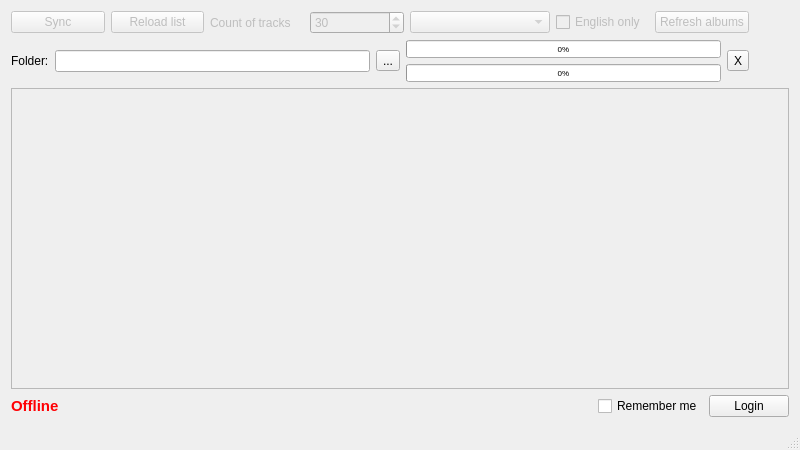
First picture: the form in src/mainwindow.ui, repository LeoSko/VKMusicSync, before the edit.
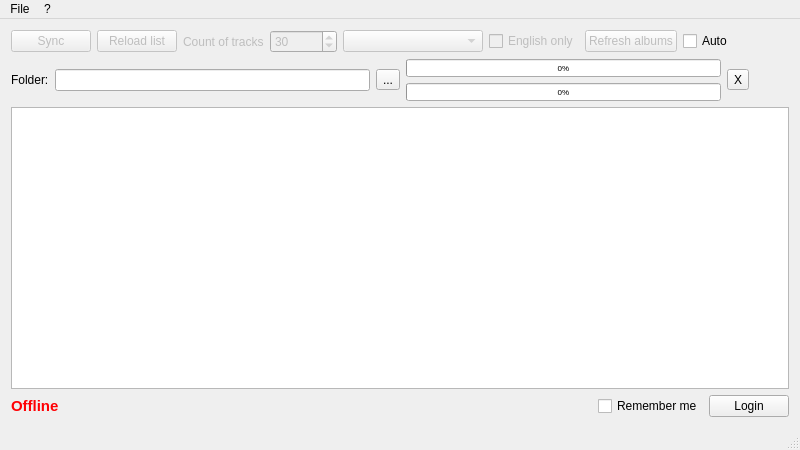
Second picture: the form after the edit. Icons and pictures are not drawn.

Commit message: #10: Added background sync + tray improving + about page

```diff
--- a/src/mainwindow.ui
+++ b/src/mainwindow.ui
@@ -108,6 +108,13 @@
         </property>
        </widget>
       </item>
+      <item>
+       <widget class="QCheckBox" name="autoSyncCheckBox">
+        <property name="text">
+         <string>Auto</string>
+        </property>
+       </widget>
+      </item>
       <item>
        <spacer name="horizontalSpacer">
         <property name="orientation">
@@ -220,7 +227,7 @@
     <item>
      <widget class="QListWidget" name="audioList">
       <property name="enabled">
-       <bool>false</bool>
+       <bool>true</bool>
       </property>
       <property name="font">
        <font>
@@ -281,6 +288,21 @@
      <height>18</height>
     </rect>
    </property>
+   <widget class="QMenu" name="menuFile">
+    <property name="title">
+     <string>File</string>
+    </property>
+    <addaction name="actionSync"/>
+    <addaction name="actionExit"/>
+   </widget>
+   <widget class="QMenu" name="menuAbout">
+    <property name="title">
+     <string>?</string>
+    </property>
+    <addaction name="actionAbout"/>
+   </widget>
+   <addaction name="menuFile"/>
+   <addaction name="menuAbout"/>
   </widget>
   <widget class="QStatusBar" name="statusBar"/>
  </widget>
```
Left out of the diff: 21 changed lines with no effect on the pictures. The commit also changes 7 other files.
